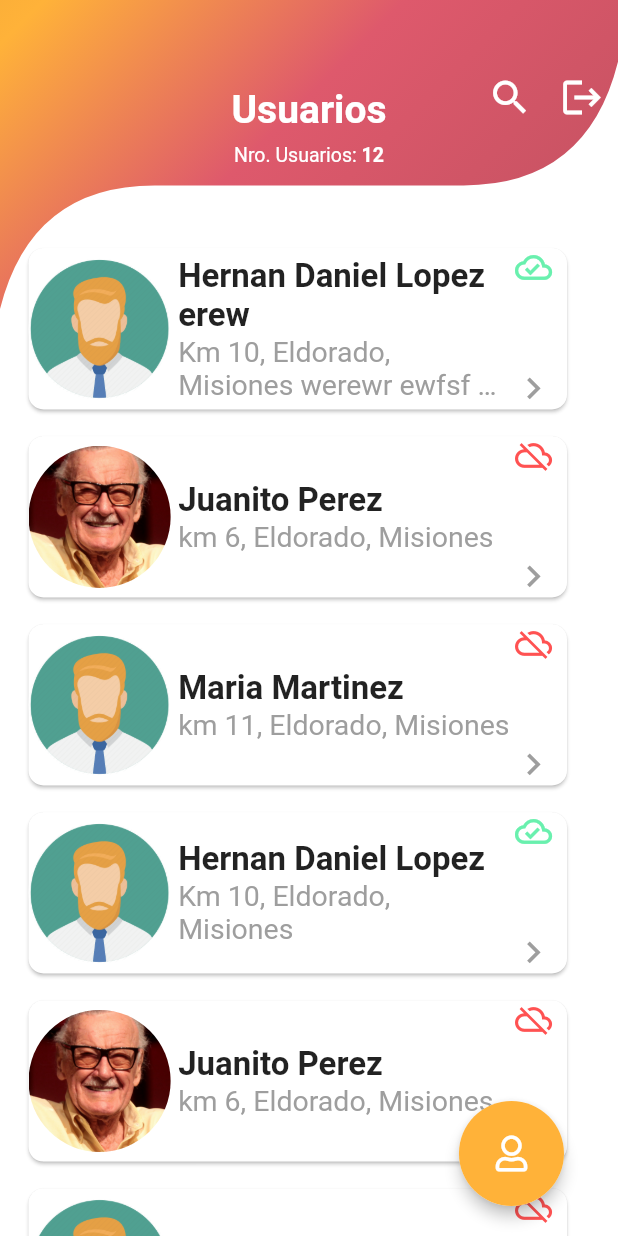
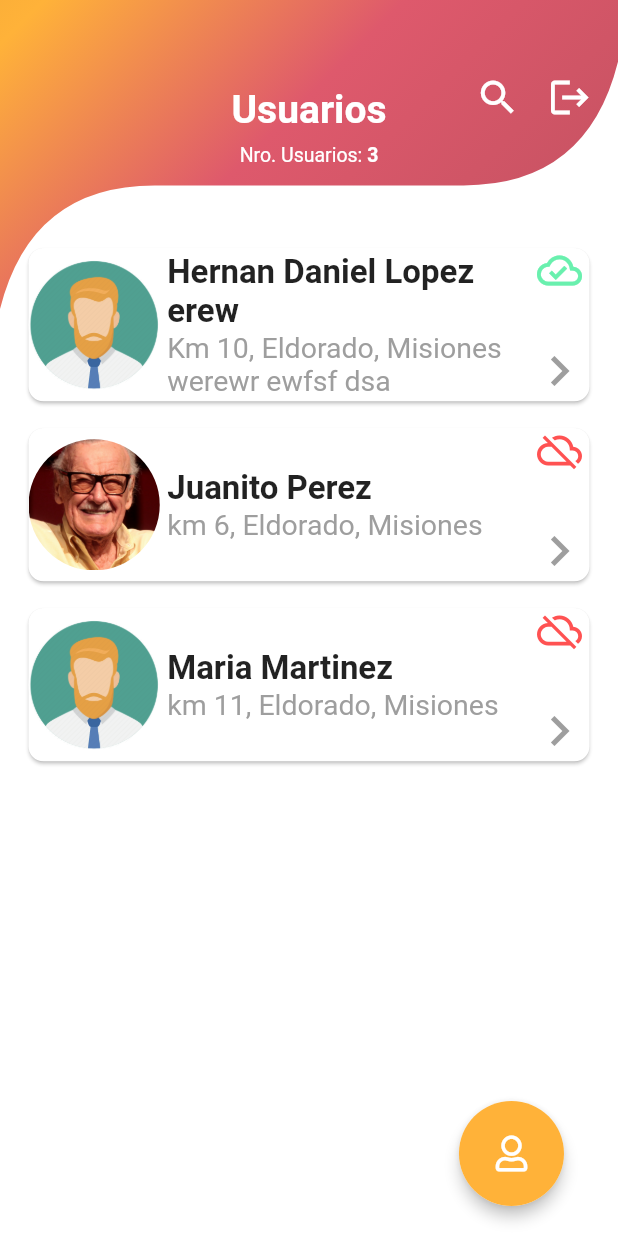
Before and after one commit to hernan74/control_usuarios, a Flutter app: the HomePage screen opened directly, on a phone screen of 412 x 824 dp. Run offline on Flutter 3.47's test engine with Material 2 defaults, Android fonts, the phone set to English and light mode, and no system bars; our stand-ins replace font_awesome_flutter, image_picker.

Commit message:
se arreglo tamaño en el home

```diff
--- a/lib/src/helpers/import_helpers.dart
+++ b/lib/src/helpers/import_helpers.dart
@@ -15,8 +15,11 @@ export 'package:control_usuarios/src/widget/swich_list_tile_widget.dart';
 export 'package:control_usuarios/src/widget/textfield_widget.dart';
 export 'package:control_usuarios/src/widget/trancicion_cambio_pagina_animation.dart';
 export 'package:control_usuarios/src/widget/fondo_home_widget.dart';
+export 'package:control_usuarios/src/widget/grid_view_widget.dart';
+export 'package:control_usuarios/src/widget/item_lista_usuarios_widget.dart';
 
-export 'package:control_usuarios/src/widget/item_lista_usuarios_widget.dart';
+export 'package:control_usuarios/src/utils/size_scream_util.dart';
+
 export 'package:control_usuarios/src/search/search_delegate.dart';
 
 export 'package:control_usuarios/src/helpers/modelo_ficha.dart';
--- a/lib/src/helpers/usuarios.dart
+++ b/lib/src/helpers/usuarios.dart
@@ -32,67 +32,5 @@ List<Usuarios> listaUsuarios = [
     direccion   : 'km 11, Eldorado, Misiones',
     sincronizado: false,
   ),
-  Usuarios(
-    uniqueId    : 'hernan1',
-    fotoUrl     : 'assets/avatar.png',
-    apyNom      : 'Hernan Daniel Lopez',
-    direccion   : 'Km 10, Eldorado, Misiones',
-    sincronizado: true,
-  ),
-  Usuarios(
-    uniqueId    : 'juanito1',
-    fotoUrl     : 'assets/avatar.jpg',
-    apyNom      : 'Juanito Perez',
-    direccion   : 'km 6, Eldorado, Misiones',
-    sincronizado: false,
-  ),
-  Usuarios(
-    uniqueId    : 'maria1',
-    fotoUrl     : 'assets/avatar.png',
-    apyNom      : 'Maria Martinez',
-    direccion   : 'km 11, Eldorado, Misiones',
-    sincronizado: false,
-  ),
-  Usuarios(
-    uniqueId    : 'hernan2',
-    fotoUrl     : 'assets/avatar.png',
-    apyNom      : 'Hernan Daniel Lopez',
-    direccion   : 'Km 10, Eldorado, Misiones',
-    sincronizado: true,
-  ),
-  Usuarios(
-    uniqueId    : 'juanito2',
-    fotoUrl     : 'assets/avatar.jpg',
-    apyNom      : 'Juanito Perez',
-    direccion   : 'km 6, Eldorado, Misiones',
-    sincronizado: false,
-  ),
-  Usuarios(
-    uniqueId    : 'maria2',
-    fotoUrl     : 'assets/avatar.png',
-    apyNom      : 'Maria Martinez',
-    direccion   : 'km 11, Eldorado, Misiones',
-    sincronizado: false,
-  ),
-  Usuarios(
-    uniqueId    : 'hernan3',
-    fotoUrl     : 'assets/avatar.png',
-    apyNom      : 'Hernan Daniel Lopez',
-    direccion   : 'Km 10, Eldorado, Misiones',
-    sincronizado: true,
-  ),
-  Usuarios(
-    uniqueId    : 'juanito3',
-    fotoUrl     : 'assets/avatar.jpg',
-    apyNom      : 'Juanito Perez',
-    direccion   : 'km 6, Eldorado, Misiones',
-    sincronizado: false,
-  ),
-  Usuarios(
-    uniqueId    : 'maria3',
-    fotoUrl     : 'assets/avatar.png',
-    apyNom      : 'Maria Martinez',
-    direccion   : 'km 11, Eldorado, Misiones',
-    sincronizado: false,
-  ),
+
 ];
--- a/lib/src/pages/home_page.dart
+++ b/lib/src/pages/home_page.dart
@@ -17,7 +17,9 @@ class HomePage extends StatelessWidget {
         children: [
           FondoHomeWidget(),
           Positioned(
-              top: size.height * 5 / 100, right: 0, child: _IconoAppBar()),
+              top: size.height * 5 / 100,
+              right: size.width * 2 / 100,
+              child: _IconoAppBar()),
           Positioned(
               top: size.height * 7 / 100,
               child: _Titulo(
@@ -28,7 +30,9 @@ class HomePage extends StatelessWidget {
             child: Container(
               width: size.width,
               height: size.height * 82 / 100,
-              child: _ListaUsuarios(),
+              child: _ListaUsuarios(
+                widthActual: size.width * 90 / 100,
+              ),
             ),
           ),
         ],
@@ -111,23 +115,25 @@ class _IconoAppBar extends StatelessWidget {
 }
 
 class _ListaUsuarios extends StatelessWidget {
-  const _ListaUsuarios({
-    Key key,
-  }) : super(key: key);
+  final double widthActual;
 
+  const _ListaUsuarios({this.widthActual});
   @override
   Widget build(BuildContext context) {
+    final widthItem = sizeScreemUtil(
+        sizeActual: MediaQuery.of(context).size.width * 90 / 100,
+        sizeMin: 150,
+        sizeMax: 350);
     return MediaQuery.removePadding(
       context: context,
       removeTop: true,
-      child: Padding(
-        padding: const EdgeInsets.symmetric(horizontal: 15),
-        child: Scrollbar(
-          child: Padding(
-            padding: const EdgeInsets.only(right: 15),
-            child: ListView(
-              physics: BouncingScrollPhysics(),
-              children: listaUsuarios.map(
+      child: Scrollbar(
+        child: Padding(
+            padding: const EdgeInsets.only(right: 15, left: 15),
+            child: GridViewWidget(
+              widthItem: widthItem,
+              widthActual: this.widthActual,
+              listaElementos: listaUsuarios.map(
                 (usu) {
                   final key = UniqueKey();
                   return Dismissible(
@@ -138,13 +144,12 @@ class _ListaUsuarios extends StatelessWidget {
                       apyNom: usu.apyNom,
                       direccion: usu.direccion,
                       sincronizado: usu.sincronizado,
+                      widthActual: widthItem,
                     ),
                   );
                 },
               ).toList(),
-            ),
-          ),
-        ),
+            )),
       ),
     );
   }
@@ -153,12 +158,15 @@ class _ListaUsuarios extends StatelessWidget {
 class _BotonFlotante extends StatelessWidget {
   @override
   Widget build(BuildContext context) {
-    final size = MediaQuery.of(context).size;
+    final size = sizeScreemUtil(
+        sizeActual: MediaQuery.of(context).size.width * 17 / 100,
+        sizeMin: 50,
+        sizeMax: 90);
     return Hero(
       tag: 'GuardarNuevo',
       child: ButtonWidget(
-        ancho: size.width * 17 / 100,
-        alto: size.width * 17 / 100,
+        ancho: size,
+        alto: size,
         colorGradienteInicio: estilo.colorPrimarioUno,
         colorGradienteFinal: estilo.colorPrimarioDos,
         widget: FaIcon(
--- /dev/null
+++ b/lib/src/widget/grid_view_widget.dart
@@ -0,0 +1,25 @@
+import 'package:flutter/material.dart';
+
+class GridViewWidget extends StatelessWidget {
+  final List<Widget> listaElementos;
+  final double widthActual;
+  final double widthItem;
+  final double maxHeightItem;
+
+  const GridViewWidget(
+      {@required this.listaElementos,
+      @required this.widthActual,
+      @required this.widthItem,
+      this.maxHeightItem = 120.0});
+  @override
+  Widget build(BuildContext context) {
+
+    return GridView.builder(
+      gridDelegate: SliverGridDelegateWithFixedCrossAxisCount(
+          crossAxisCount: widthActual ~/ (widthItem + 12),
+          mainAxisExtent: maxHeightItem),
+      itemBuilder: (_, index) => listaElementos[index],
+      itemCount: listaElementos.length,
+    );
+  }
+}
--- a/lib/src/widget/item_lista_usuarios_widget.dart
+++ b/lib/src/widget/item_lista_usuarios_widget.dart
@@ -1,3 +1,4 @@
+import 'package:control_usuarios/src/utils/size_scream_util.dart';
 import 'package:flutter/material.dart';
 
 import 'package:font_awesome_flutter/font_awesome_flutter.dart';
@@ -13,33 +14,38 @@ class ItemListaUsuariosWidget extends StatelessWidget {
   final bool sincronizado;
   final String fotoUrl;
   final String tagHero;
+  final double widthActual;
 
   const ItemListaUsuariosWidget(
       {@required this.apyNom,
       @required this.direccion,
       @required this.sincronizado,
       this.fotoUrl,
-      @required this.tagHero});
+      @required this.tagHero,
+      this.widthActual});
 
   @override
   Widget build(BuildContext context) {
     final size = MediaQuery.of(context).size;
+    final maxHeight = sizeScreemUtil(
+        sizeActual: size.height * 14 / 100, sizeMin: 100, sizeMax: 110);
     return GestureDetector(
       onTap: () =>
           Navigator.push(context, trancicionCambioPaginaAnimation(FichaPage())),
       child: Container(
           margin: EdgeInsets.symmetric(vertical: 5),
-          width: size.width * 90 / 100,
-          height: size.height * 14 / 100,
+          height: maxHeight,
           child: Card(
             shape:
                 RoundedRectangleBorder(borderRadius: BorderRadius.circular(10)),
             child: Row(
               crossAxisAlignment: CrossAxisAlignment.center,
+              mainAxisSize: MainAxisSize.min,
               children: [
                 _FotoUsuario(
                   fotoUrl: this.fotoUrl,
                   tagHero: this.tagHero,
+                  width: widthActual * 25 / 100,
                 ),
                 SizedBox(
                   width: 5,
@@ -47,9 +53,12 @@ class ItemListaUsuariosWidget extends StatelessWidget {
                 _InformacionUsuario(
                   apyNom: this.apyNom,
                   direccion: this.direccion,
+                  maxWidth: widthActual * 68 / 100,
                 ),
+                Spacer(),
                 _IconosDerecha(
                   sincronizado: this.sincronizado,
+                  sizeContenedor: maxHeight,
                 )
               ],
             ),
@@ -60,25 +69,26 @@ class ItemListaUsuariosWidget extends StatelessWidget {
 
 class _IconosDerecha extends StatelessWidget {
   final bool sincronizado;
+  final double sizeContenedor;
 
-  const _IconosDerecha({this.sincronizado});
+  const _IconosDerecha({this.sincronizado, this.sizeContenedor});
   @override
   Widget build(BuildContext context) {
-    final size = MediaQuery.of(context).size;
     return Container(
-        width: size.width * 7 / 100,
-        height: size.height * 14 / 100,
+        height: this.sizeContenedor,
         child: Column(
           children: [
             FaIcon(
               this.sincronizado ? Icons.cloud_done_outlined : Icons.cloud_off,
               color: this.sincronizado ? Colors.greenAccent : Colors.redAccent,
-              size: size.width * 6 / 100,
+              size: sizeScreemUtil(
+                  sizeActual: sizeContenedor, sizeMin: 20, sizeMax: 30),
             ),
             Spacer(),
             FaIcon(
               Icons.chevron_right_outlined,
-              size: size.width * 7 / 100,
+              size: sizeScreemUtil(
+                  sizeActual: sizeContenedor, sizeMin: 20, sizeMax: 40),
               color: Colors.grey,
             ),
           ],
@@ -90,21 +100,19 @@ class _FotoUsuario extends StatelessWidget {
   final String fotoUrl;
 
   final String tagHero;
-
-  const _FotoUsuario({this.fotoUrl, this.tagHero});
+  final double width;
+  const _FotoUsuario({this.fotoUrl, this.tagHero, this.width});
   @override
   Widget build(BuildContext context) {
-    final size = MediaQuery.of(context).size;
     return Container(
-        width: size.width * 23 / 100,
-        height: size.width * 23 / 100,
         alignment: Alignment.center,
+        width: width,
         child: Hero(
           tag: this.tagHero,
           child: ClipRRect(
-              borderRadius: BorderRadius.circular(100),
+              borderRadius: BorderRadius.circular(400),
               child: CirculoWidget(
-                sizeCirculo: size.height * 17 / 100,
+                sizeCirculo: width,
                 colorCiculo: Colors.white,
                 contenidoCirculo: Image(
                   image: AssetImage(this.fotoUrl),
@@ -118,12 +126,13 @@ class _FotoUsuario extends StatelessWidget {
 class _InformacionUsuario extends StatelessWidget {
   final String apyNom;
   final String direccion;
+  final double maxWidth;
 
-  const _InformacionUsuario({this.apyNom, this.direccion});
+  const _InformacionUsuario({this.apyNom, this.direccion, this.maxWidth});
   @override
   Widget build(BuildContext context) {
     return Container(
-      width: MediaQuery.of(context).size.width * 54 / 100,
+      width: maxWidth,
       child: Column(
         crossAxisAlignment: CrossAxisAlignment.start,
         children: <Widget>[
--- a/lib/src/widget/textfield_widget.dart
+++ b/lib/src/widget/textfield_widget.dart
@@ -1,4 +1,3 @@
-import 'package:control_usuarios/src/test/MeasureSize.dart';
 import 'package:flutter/material.dart';
 
 import 'package:font_awesome_flutter/font_awesome_flutter.dart';
--- a/pubspec.yaml
+++ b/pubspec.yaml
@@ -33,6 +33,7 @@ dependencies:
   cupertino_icons: ^1.0.2
   font_awesome_flutter: ^9.0.0
   image_picker: ^0.7.2
+  flutter_staggered_grid_view: ^0.3.0
 
 dev_dependencies:
   flutter_test:
```
Also changed, not shown: pubspec.lock.
